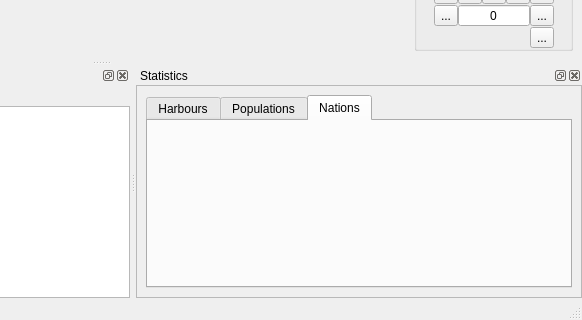
The window that qtgui/mainwindow.ui (frabas/DISPLACE_GUI) describes before a commit, drawn with Qt 5; both pictures show x 380 to 962 and y 372 to 692 of the 962 by 692 pixel window.
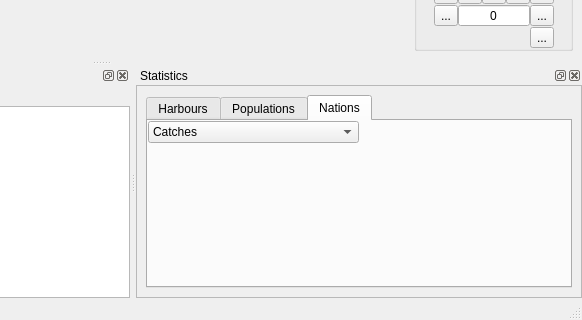
The same window after the commit. The open tabs and pages were chosen to show the change. Icons and pictures are not drawn. Custom widgets are drawn as their Qt base class.

```diff
--- a/qtgui/mainwindow.ui
+++ b/qtgui/mainwindow.ui
@@ -320,7 +320,59 @@
            <attribute name="title">
             <string>Nations</string>
            </attribute>
-           <layout class="QVBoxLayout" name="verticalLayout_9">
+           <layout class="QVBoxLayout" name="verticalLayout_9" stretch="0,1">
+            <property name="spacing">
+             <number>0</number>
+            </property>
+            <property name="leftMargin">
+             <number>0</number>
+            </property>
+            <property name="topMargin">
+             <number>0</number>
+            </property>
+            <property name="rightMargin">
+             <number>0</number>
+            </property>
+            <property name="bottomMargin">
+             <number>0</number>
+            </property>
+            <item>
+             <layout class="QHBoxLayout" name="horizontalLayout_4">
+              <item>
+               <widget class="QComboBox" name="nationsStatsSelector">
+                <property name="sizePolicy">
+                 <sizepolicy hsizetype="MinimumExpanding" vsizetype="Fixed">
+                  <horstretch>0</horstretch>
+                  <verstretch>0</verstretch>
+                 </sizepolicy>
+                </property>
+                <item>
+                 <property name="text">
+                  <string>Catches</string>
+                 </property>
+                </item>
+                <item>
+                 <property name="text">
+                  <string>Revenues</string>
+                 </property>
+                </item>
+               </widget>
+              </item>
+              <item>
+               <spacer name="horizontalSpacer_5">
+                <property name="orientation">
+                 <enum>Qt::Horizontal</enum>
+                </property>
+                <property name="sizeHint" stdset="0">
+                 <size>
+                  <width>40</width>
+                  <height>20</height>
+                 </size>
+                </property>
+               </spacer>
+              </item>
+             </layout>
+            </item>
             <item>
              <widget class="QCustomPlot" name="plotNations" native="true"/>
             </item>
```
Left out of the diff: 2 changed lines with no effect on the pictures.
